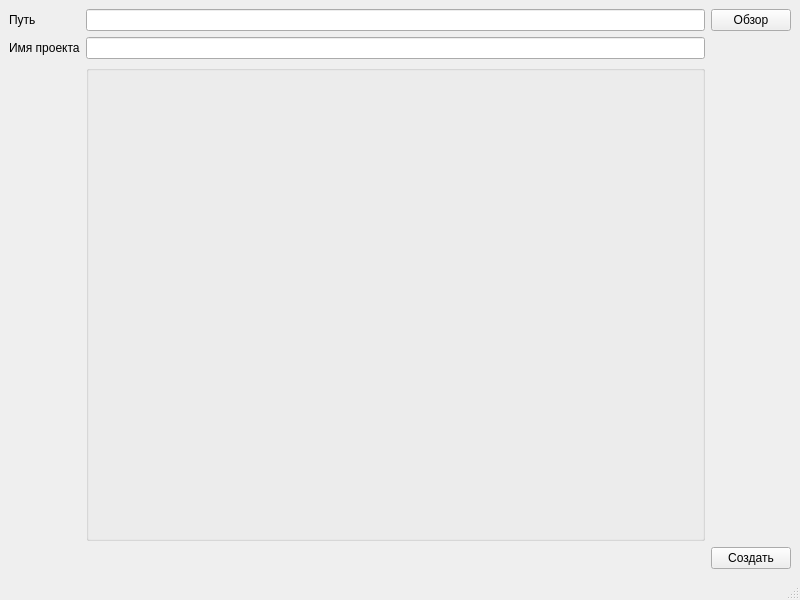
Qt form mainwindow.ui (revermun/mc_project_creator) before a commit.
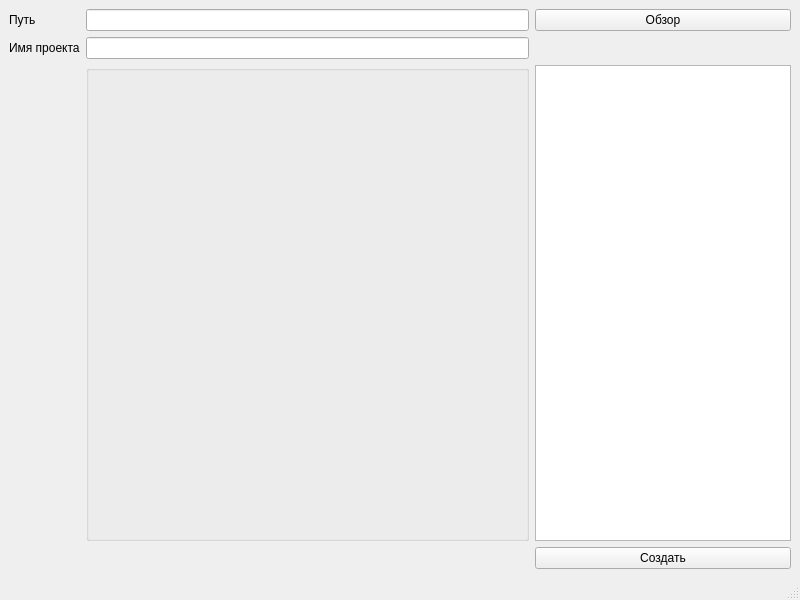
The same form after that commit.

Commit message: add repoBuilder class and expand config.ini

```diff
--- a/mainwindow.ui
+++ b/mainwindow.ui
@@ -64,11 +64,19 @@
       <property name="title">
        <string/>
       </property>
-      <layout class="QGridLayout" name="gridLayout_2">
-       <item row="0" column="0">
-        <layout class="QVBoxLayout" name="verticalLayout"/>
-       </item>
-      </layout>
+     </widget>
+    </item>
+    <item row="2" column="3">
+     <widget class="QTextEdit" name="logTextEdit">
+      <property name="sizePolicy">
+       <sizepolicy hsizetype="Maximum" vsizetype="Expanding">
+        <horstretch>0</horstretch>
+        <verstretch>0</verstretch>
+       </sizepolicy>
+      </property>
+      <property name="readOnly">
+       <bool>true</bool>
+      </property>
      </widget>
     </item>
    </layout>
```
Left out of the diff: 33 changed lines with no effect on the pictures. The commit also changes 5 other files.
